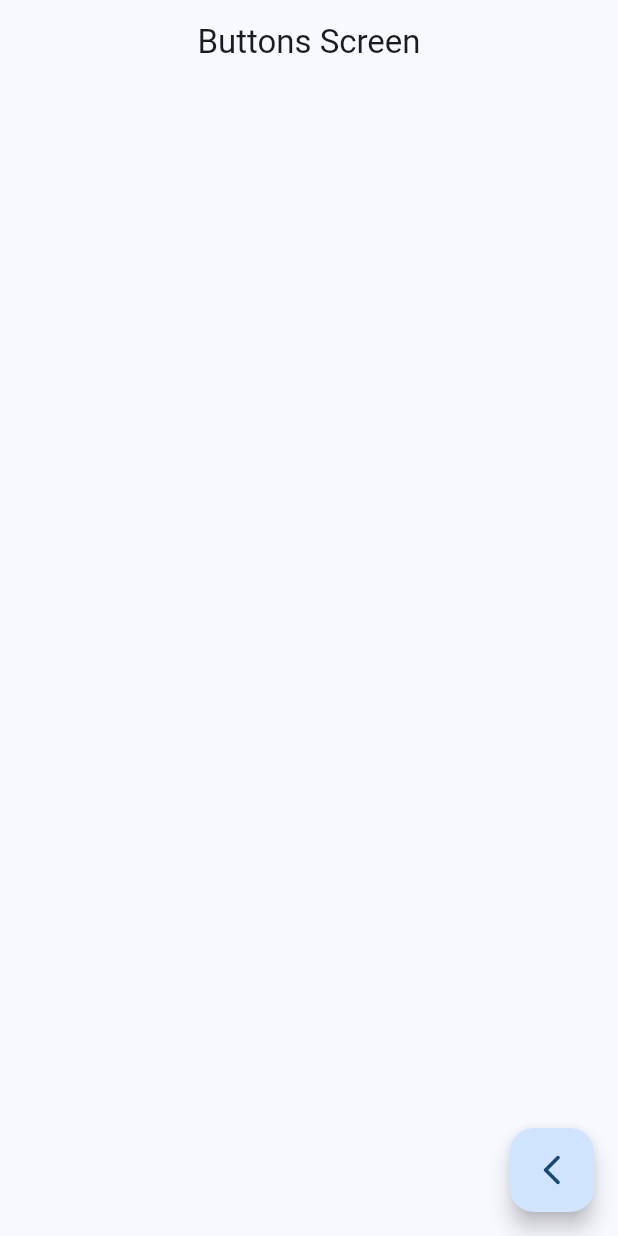
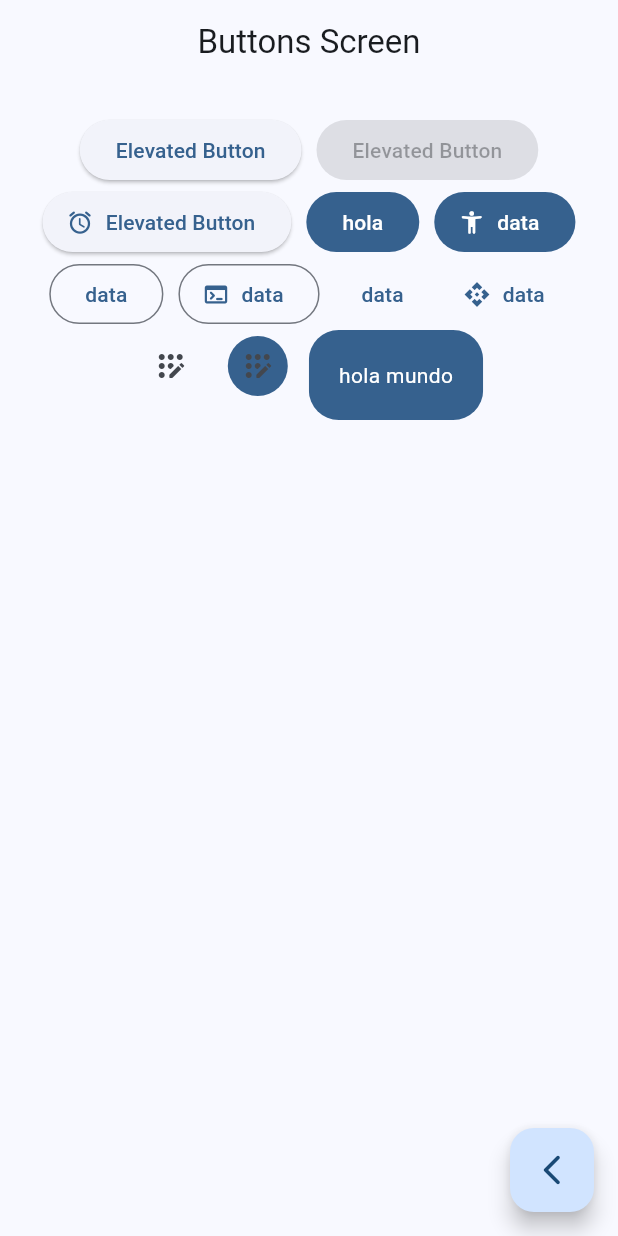
Before and after one commit to Jano-C/widget_app, a Flutter app: the ButtonsScreen screen opened by its route, on a phone screen of 412 x 824 dp. Run offline on Flutter 3.47's test engine with Material 3 defaults, Android fonts, the phone set to English and light mode, and no system bars; our stand-ins replace go_router.

Commit message:
mas botones

```diff
--- a/lib/presentation/screens/buttons/buttons_screen.dart
+++ b/lib/presentation/screens/buttons/buttons_screen.dart
@@ -27,13 +27,62 @@ class _ButtonsView extends StatelessWidget {
 
   @override
   Widget build(BuildContext context) {
-    return const SizedBox(
-      child: Wrap(
-        children: [
+    final color = Theme.of(context).colorScheme;
 
-        ],
+    return SizedBox(
+      width: double.infinity,
+      child: Padding(
+        padding: const EdgeInsets.symmetric(horizontal: 10, vertical: 20),
+        child: Wrap(
+          spacing: 10,
+          alignment: WrapAlignment.center,
+          children: [
+            ElevatedButton(onPressed: (){}, child: const Text('Elevated Button')),
+            const ElevatedButton(onPressed: null, child: Text('Elevated Button')),
+            ElevatedButton.icon(onPressed: (){}, label: const Text('Elevated Button'), icon: const Icon(Icons.access_alarm_rounded)),
+            FilledButton(onPressed: (){}, child: Text('hola')),
+            FilledButton.icon(onPressed: (){}, label: Text('data'), icon: Icon(Icons.accessibility_new_rounded)),
+            OutlinedButton(onPressed: (){}, child: Text('data')),
+            OutlinedButton.icon(onPressed: (){}, label: Text('data'), icon: Icon(Icons.terminal_rounded)),
+            TextButton(onPressed: (){}, child: Text('data')),
+            TextButton.icon(onPressed: (){}, label: Text('data'), icon: Icon(Icons.api_sharp)),
+            IconButton(onPressed: (){}, icon: Icon(Icons.app_registration_rounded)),
+            IconButton(onPressed: (){}, icon: Icon(Icons.app_registration_rounded),
+            style: ButtonStyle(
+              backgroundColor: WidgetStatePropertyAll(color.primary),
 
+            )
+            ),
+            const CustomButton(),
+          ],
+
+
+        ),
       ),
     );
   }
 }
+
+class CustomButton extends StatelessWidget {
+  const CustomButton({super.key});
+
+  @override
+  Widget build(BuildContext context) {
+
+    final colors = Theme.of(context).colorScheme;
+    return  ClipRRect(
+      borderRadius: BorderRadius.circular(20),
+      child: Material(
+        color: colors.primary,
+        child: InkWell(
+          onTap: (){},
+          child: Padding(
+            padding: const EdgeInsets.symmetric(horizontal: 20, vertical: 20),
+
+          child: Text('hola mundo', style: TextStyle(color: Colors.white)) ,
+          ),
+        ),
+      ),
+    );
+  }
+}
```
